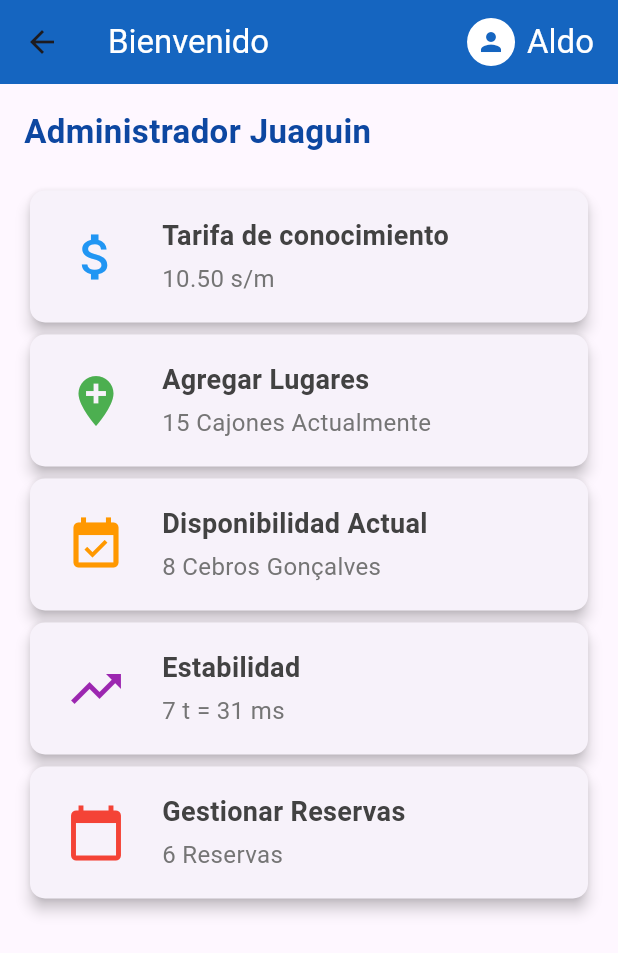
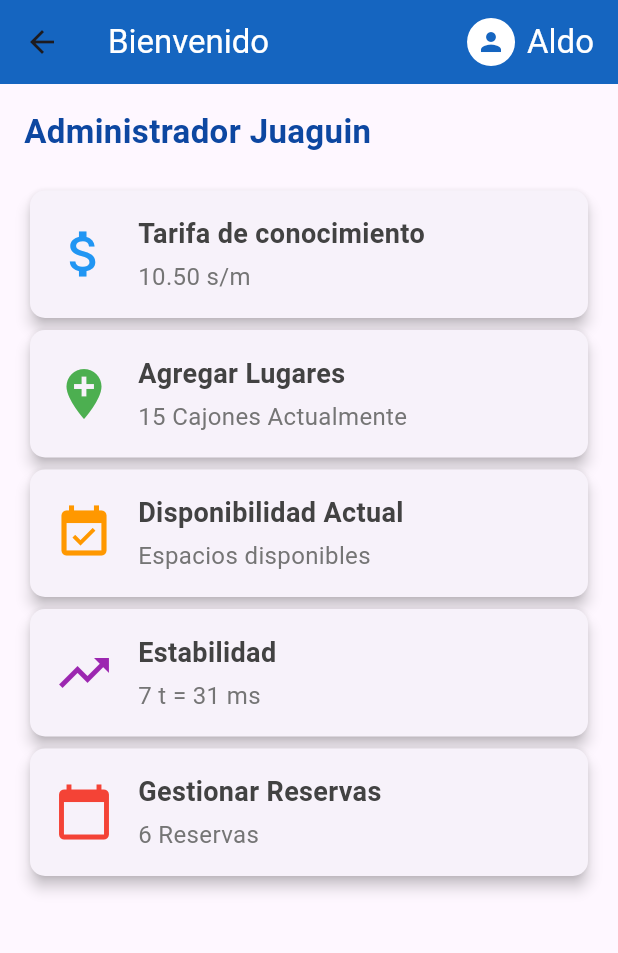
Before and after one commit to CiclosX/AutoPark_AppMovil, a Flutter app: the HomeScreen screen opened directly, on a phone screen of 412 x 824 dp. Shown: the top 953 px of the screen. Run offline on Flutter 3.47's test engine with Material 3 defaults, Android fonts, the light colour scheme and no system bars; our stand-ins replace cloud_firestore, firebase_core, firebase_database; accounts and stored records are empty.

Commit message:
Ajustes a los espacios

```diff
--- a/lib/screens/home_screens.dart
+++ b/lib/screens/home_screens.dart
@@ -1,7 +1,5 @@
-
-import 'package:autopark_appmovil/screens/parking_screen.dart';
+import 'package:autopark_appmovil/screens/parking_owner_screen.dart';
 import 'package:flutter/material.dart'; // Importa la pantalla de tarifas
-
 
 void main() {
   runApp(MyApp());
@@ -50,7 +48,7 @@ class HomeScreen extends StatelessWidget {
                 ),
                 const SizedBox(width: 8),
                 const Text(
-                  'Aldo', // Puedes cambiar este nombre si lo deseas
+                  'Aldo',
                   style: TextStyle(color: Colors.white),
                 ),
               ],
@@ -75,22 +73,23 @@ class HomeScreen extends StatelessWidget {
             ),
             const SizedBox(height: 20),
             _buildCard(
+              context: context,
               title: 'Tarifa de conocimiento',
               subtitle: '10.50 s/m',
               icon: Icons.attach_money,
               color: Colors.blue,
-
             ),
             _buildCard(
+              context: context,
               title: 'Agregar Lugares',
               subtitle: '15 Cajones Actualmente',
               icon: Icons.add_location,
               color: Colors.green,
-
             ),
             _buildCard(
+              context: context,
               title: 'Disponibilidad Actual',
-              subtitle: '8 Cebros Gonçalves',
+              subtitle: 'Espacios disponibles',
               icon: Icons.event_available,
               color: Colors.orange,
               onPressed: () {
@@ -99,25 +98,25 @@ class HomeScreen extends StatelessWidget {
                 Navigator.push(
                   context,
                   MaterialPageRoute(
-                    builder: (context) => const ParkingScreen(espacioId: 'espacio_1'), // Pasa el parámetro necesario
+                    builder: (context) =>
+                        const ParkingOverviewScreen(), // Pasa el parámetro necesario
                   ),
                 );
               },
             ),
-
             _buildCard(
+              context: context,
               title: 'Estabilidad',
               subtitle: '7 t = 31 ms',
               icon: Icons.trending_up,
               color: Colors.purple,
-
             ),
             _buildCard(
+              context: context,
               title: 'Gestionar Reservas',
               subtitle: '6 Reservas',
               icon: Icons.calendar_today,
               color: Colors.red,
-
             ),
           ],
         ),
@@ -126,13 +125,16 @@ class HomeScreen extends StatelessWidget {
   }
 
   Widget _buildCard({
+    required BuildContext context,
     required String title,
     required String subtitle,
     required IconData icon,
     required Color color,
     VoidCallback? onPressed,
   }) {
-    return Card(
+    return GestureDetector(
+      onTap: onPressed,
+      child: Card(
         elevation: 4,
         shape: RoundedRectangleBorder(
           borderRadius: BorderRadius.circular(10),
@@ -141,11 +143,7 @@ class HomeScreen extends StatelessWidget {
           padding: const EdgeInsets.all(16.0),
           child: Row(
             children: [
-            // Icono de la tarjeta (ahora es un botón)
-            IconButton(
-              icon: Icon(icon, color: color, size: 40),
-              onPressed: onPressed, // Asignamos la función onPressed aquí
-            ),
+              Icon(icon, color: color, size: 40),
               const SizedBox(width: 16),
               Column(
                 crossAxisAlignment: CrossAxisAlignment.start,
@@ -171,6 +169,7 @@ class HomeScreen extends StatelessWidget {
             ],
           ),
         ),
+      ),
     );
   }
 }
```
Also changed, not shown: lib/screens/parking_owner_screen.dart (added, +101 -0 lines), 4 other files. Lines whose indentation alone changed are shown as unchanged.
